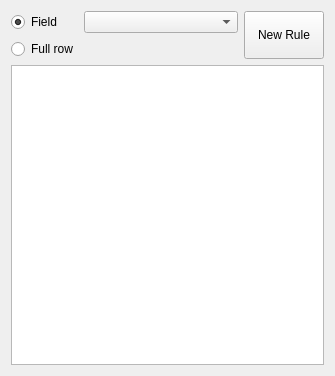
First picture: the form in src/ui/qgsfieldconditionalformatwidget.ui, repository nextgis/nextgisqgis, before the edit.
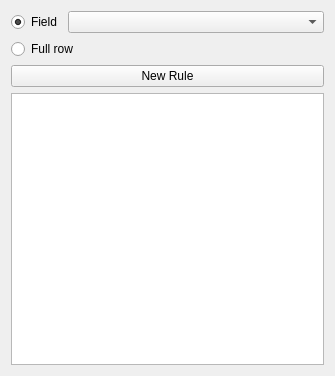
Second picture: the form after the edit. Icons and pictures are not drawn. Custom widgets are drawn as their Qt base class.

```diff
--- a/src/ui/qgsfieldconditionalformatwidget.ui
+++ b/src/ui/qgsfieldconditionalformatwidget.ui
@@ -21,18 +21,15 @@
   </property>
   <layout class="QVBoxLayout" name="verticalLayout">
    <item>
-    <layout class="QGridLayout" name="gridLayout_4" columnstretch="0,0,0,2">
-     <property name="sizeConstraint">
-      <enum>QLayout::SetDefaultConstraint</enum>
-     </property>
+    <layout class="QGridLayout" name="gridLayout_4">
      <property name="topMargin">
       <number>0</number>
      </property>
-     <item row="0" column="3" rowspan="2">
+     <item row="2" column="0">
       <widget class="QPushButton" name="mNewButton">
        <property name="sizePolicy">
-        <sizepolicy hsizetype="Maximum" vsizetype="Preferred">
-         <horstretch>0</horstretch>
+        <sizepolicy hsizetype="MinimumExpanding" vsizetype="Preferred">
+         <horstretch>1</horstretch>
          <verstretch>0</verstretch>
         </sizepolicy>
        </property>
@@ -45,17 +42,9 @@
        </property>
       </widget>
      </item>
-     <item row="0" column="2">
-      <layout class="QHBoxLayout" name="horizontalLayout">
-       <property name="topMargin">
-        <number>0</number>
-       </property>
-       <item>
-        <widget class="QgsFieldComboBox" name="mFieldCombo"/>
-       </item>
-      </layout>
-     </item>
      <item row="0" column="0">
+      <layout class="QHBoxLayout" name="horizontalLayout">
+       <item>
       <widget class="QRadioButton" name="fieldRadio">
        <property name="sizePolicy">
         <sizepolicy hsizetype="Maximum" vsizetype="Fixed">
@@ -70,6 +59,18 @@
         <bool>true</bool>
        </property>
       </widget>
+       </item>
+       <item>
+        <widget class="QgsFieldComboBox" name="mFieldCombo">
+         <property name="sizePolicy">
+          <sizepolicy hsizetype="MinimumExpanding" vsizetype="Preferred">
+            <horstretch>1</horstretch>
+            <verstretch>0</verstretch>
+          </sizepolicy>
+         </property>
+        </widget>
+       </item>
+      </layout>
      </item>
      <item row="1" column="0">
       <widget class="QRadioButton" name="rowRadio">
```
Lines whose indentation alone changed are shown as unchanged.
